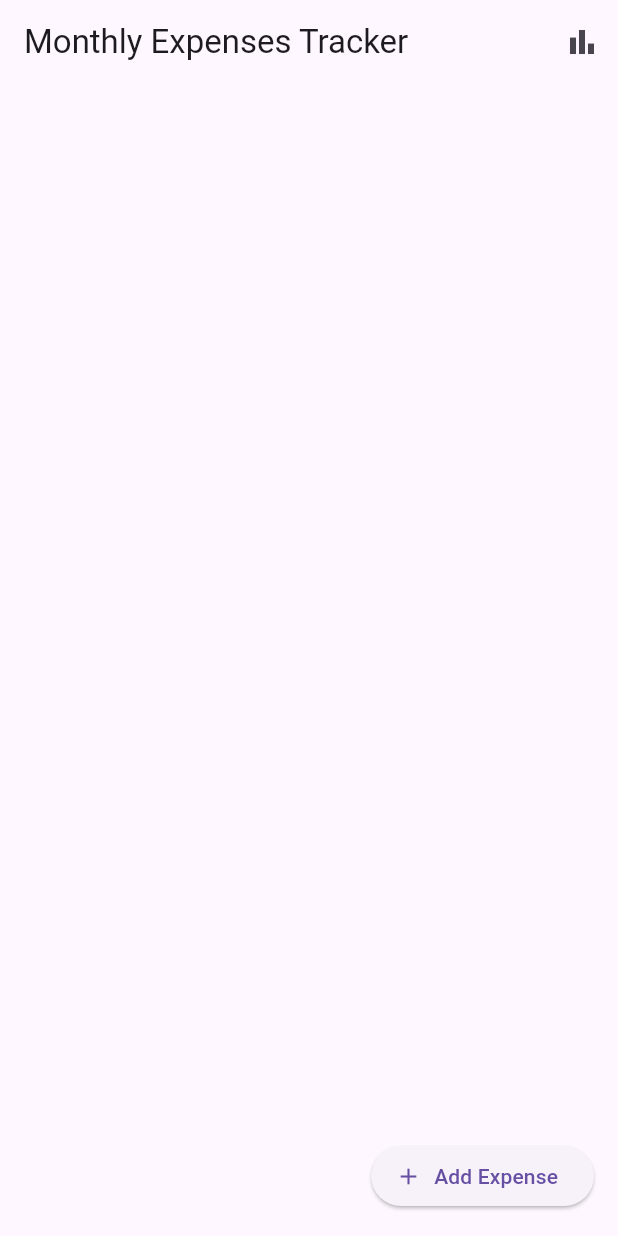
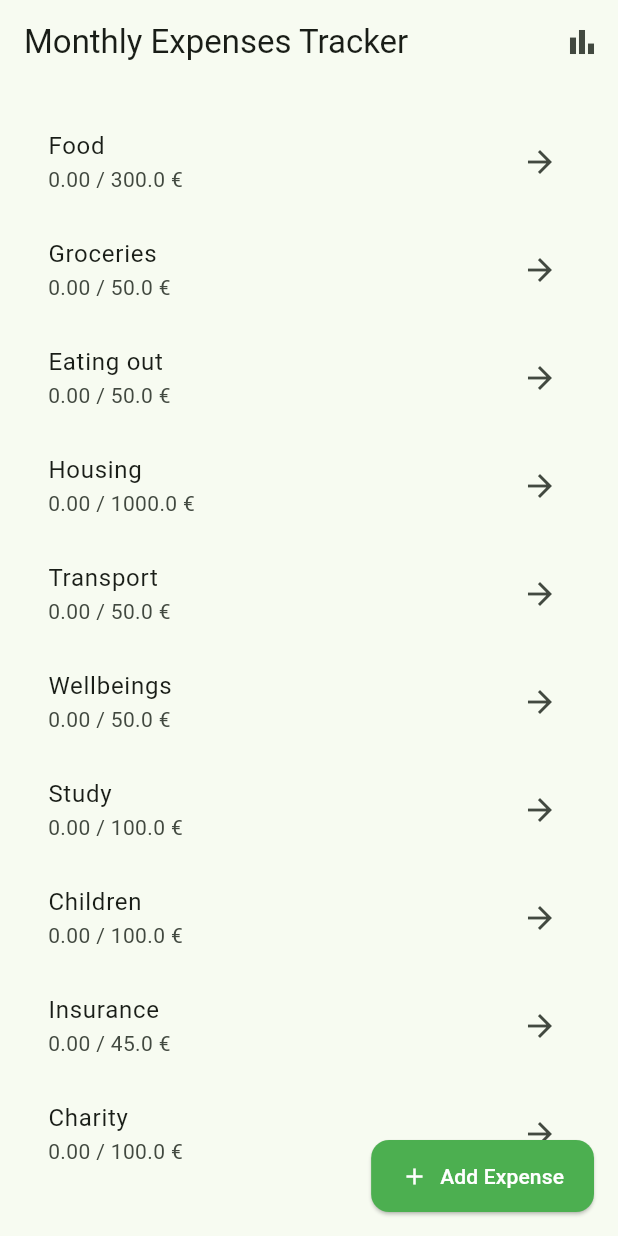
Before and after one commit to TamNhiDuong/monthly-expense-tracker, a Flutter app: the screen it shows after launch, on a phone screen of 412 x 824 dp. Run offline on Flutter 3.47's test engine with Material 3 defaults, Android fonts, the phone set to English and light mode, and no system bars; our stand-ins replace get, hive_flutter; accounts and stored records are empty.

```diff
--- a/lib/controllers/expense_controller.dart
+++ b/lib/controllers/expense_controller.dart
@@ -35,6 +35,9 @@ class ExpenseController extends GetxController {
   List<String> get categories =>
       expenses.map((e) => e.category).toSet().toList();
 
+  // All categories (from predefined limits)
+  List<String> get allCategories => categoryLimits.map((c) => c.name).toList();
+
   List<Expense> byCategory(String category) {
     return expenses.where((e) => e.category == category).toList();
   }
--- a/lib/main.dart
+++ b/lib/main.dart
@@ -29,6 +29,22 @@ class MyApp extends StatelessWidget {
       title: "Monthly Expense Tracker",
       initialRoute: '/',
       getPages: AppRouter.routes,
+      theme: ThemeData(
+        useMaterial3: true,
+
+        colorScheme: ColorScheme.fromSeed(seedColor: Colors.green),
+
+        elevatedButtonTheme: ElevatedButtonThemeData(
+          style: ElevatedButton.styleFrom(
+            backgroundColor: Colors.green,
+            foregroundColor: Colors.white,
+            padding: const EdgeInsets.symmetric(horizontal: 20, vertical: 14),
+            shape: RoundedRectangleBorder(
+              borderRadius: BorderRadius.circular(12),
+            ),
+          ),
+        ),
+      ),
     );
   }
 }
--- a/lib/models/category_limits.dart
+++ b/lib/models/category_limits.dart
@@ -6,18 +6,16 @@ class CategoryLimit {
 }
 
 const List<CategoryLimit> categoryLimits = [
-  CategoryLimit("Food", 200),
+  CategoryLimit("Food", 300),
   CategoryLimit("Groceries", 50),
   CategoryLimit("Eating out", 50),
-  CategoryLimit("Mortgage", 550),
+  CategoryLimit("Housing", 1000),
   CategoryLimit("Transport", 50),
-  CategoryLimit("Beauty", 50),
-  CategoryLimit("Clothes", 0),
-  CategoryLimit("Study", 0),
+  CategoryLimit("Wellbeings", 50),
+  CategoryLimit("Study", 100),
   CategoryLimit("Children", 100),
   CategoryLimit("Insurance", 45),
   CategoryLimit("Charity", 100),
-  CategoryLimit("Hoitovastike", 405),
-  CategoryLimit("Health", 0),
-  CategoryLimit("Entertainment", 0),
+  CategoryLimit("Health", 100),
+  CategoryLimit("Entertainment", 50),
 ];
--- a/lib/screens/home_screen.dart
+++ b/lib/screens/home_screen.dart
@@ -28,7 +28,7 @@ class HomeScreen extends StatelessWidget {
       body: ResponsiveContainer(
         child: Obx(
           () => ListView(
-            children: controller.categories.map((c) {
+            children: controller.allCategories.map((c) {
               final spent = controller.totalForCategory(c);
               final limit = controller.limitForCategory(c);
               final exceeded = controller.exceeded(c);
```
